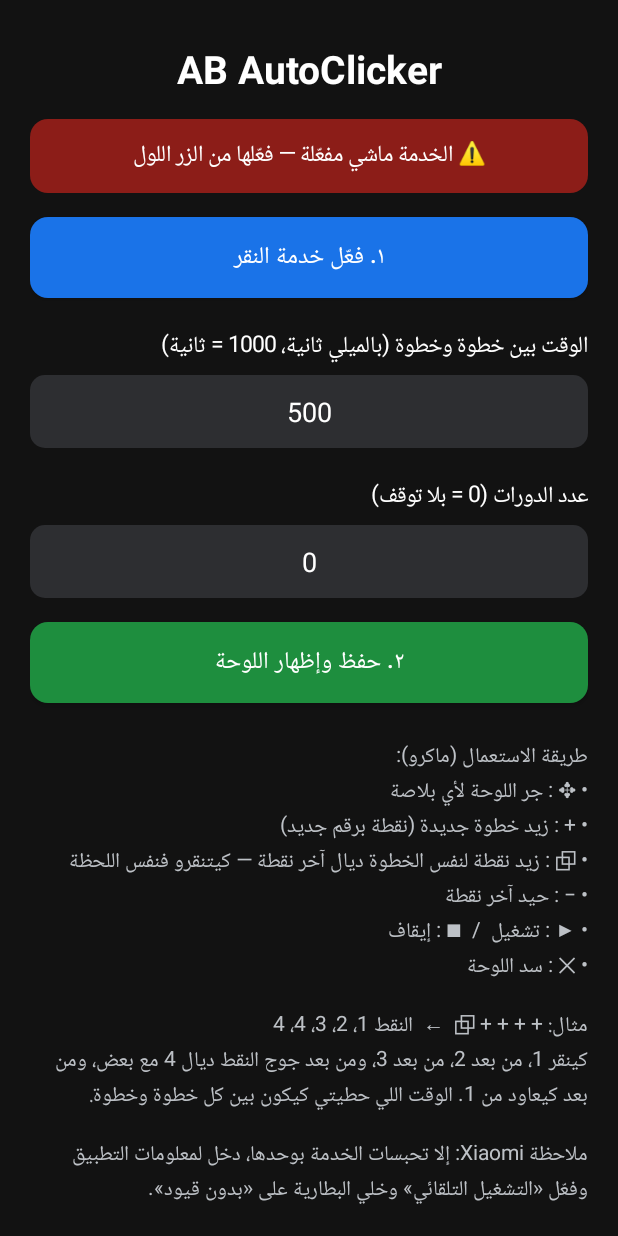
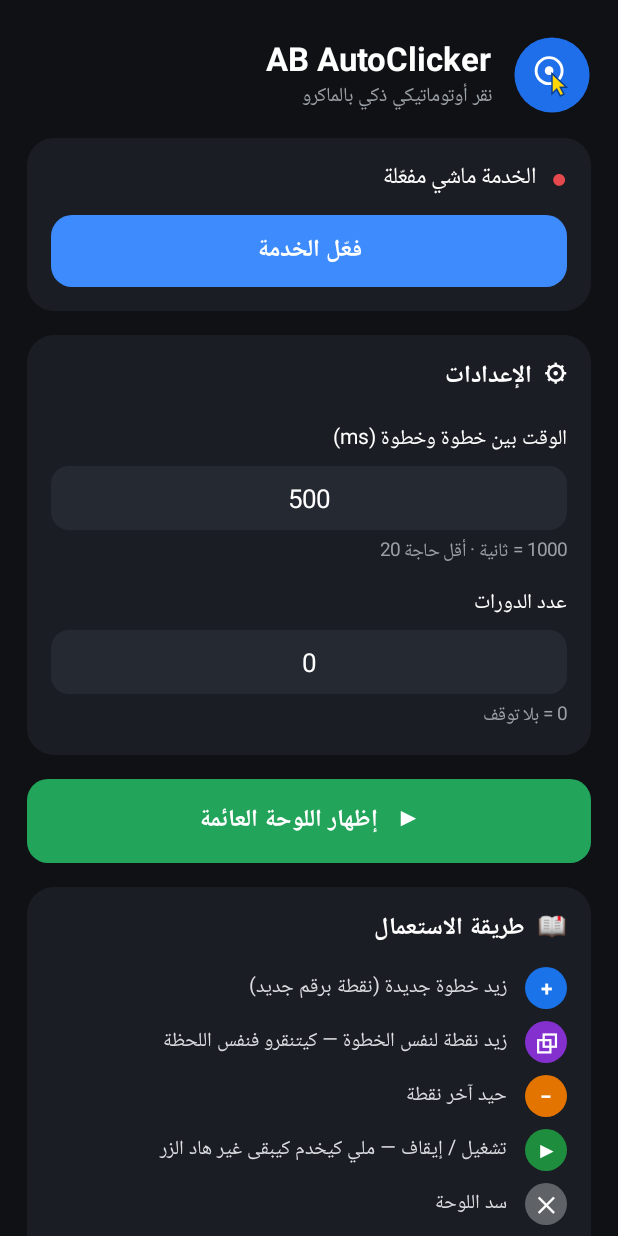
Before and after one commit to elghafouliayoub07-ux/AB-AutoClicker, an Android app: the screen it shows after launch (MainActivity), on a phone screen of 412 x 824 dp. Run offline under Robolectric (Android 15) with nearby library versions, the phone set to English and light mode, and no system bars.

Commit message:
v1.3: double tap, compact panel that collapses while running, rotation, new icon and UI
Co-Authored-By: Claude Opus 5.5 <noreply@anthropic.com>
Claude-Session: https://claude.ai/code/session_017pbWtYAsUurxdvMeAAHb8M

```diff
--- a/app/build.gradle
+++ b/app/build.gradle
@@ -10,8 +10,8 @@ android {
         applicationId 'ma.ab.autoclicker'
         minSdk 24
         targetSdk 34
-        versionCode 3
-        versionName '1.2'
+        versionCode 4
+        versionName '1.3'
     }
 
     buildTypes {
--- a/app/src/main/AndroidManifest.xml
+++ b/app/src/main/AndroidManifest.xml
@@ -3,13 +3,16 @@
 
     <application
         android:allowBackup="true"
-        android:icon="@android:drawable/sym_def_app_icon"
+        android:icon="@drawable/ic_launcher"
+        android:roundIcon="@drawable/ic_launcher"
         android:label="@string/app_name"
         android:supportsRtl="true"
         android:theme="@android:style/Theme.Material.NoActionBar">
 
         <activity
             android:name=".MainActivity"
+            android:configChanges="orientation|screenSize|screenLayout|smallestScreenSize"
+            android:screenOrientation="fullSensor"
             android:exported="true">
             <intent-filter>
                 <action android:name="android.intent.action.MAIN" />
--- a/app/src/main/java/ma/ab/autoclicker/MainActivity.java
+++ b/app/src/main/java/ma/ab/autoclicker/MainActivity.java
@@ -11,8 +11,9 @@ import android.provider.Settings;
 import android.text.InputType;
 import android.view.Gravity;
 import android.view.View;
-import android.widget.Button;
+import android.view.Window;
 import android.widget.EditText;
+import android.widget.ImageView;
 import android.widget.LinearLayout;
 import android.widget.ScrollView;
 import android.widget.TextView;
@@ -26,7 +27,17 @@ public class MainActivity extends Activity {
     static final String KEY_CYCLES = "cycles";
     static final long MIN_INTERVAL = 20;
 
-    private TextView status;
+    private static final int BG = 0xFF0F1115;
+    private static final int CARD = 0xFF1A1D23;
+    private static final int FIELD = 0xFF252932;
+    private static final int ACCENT = 0xFF3D8BFD;
+    private static final int GREEN = 0xFF22A55B;
+    private static final int MUTED = 0xFF9AA0A6;
+
+    private TextView statusText;
+    private TextView statusDot;
+    private LinearLayout statusCard;
+    private TextView enableBtn;
     private EditText intervalInput;
     private EditText cyclesInput;
 
@@ -37,60 +48,90 @@ public class MainActivity extends Activity {
     @Override
     protected void onCreate(Bundle savedInstanceState) {
         super.onCreate(savedInstanceState);
+        Window w = getWindow();
+        w.setStatusBarColor(BG);
+        w.setNavigationBarColor(BG);
 
         SharedPreferences prefs = getSharedPreferences(PREFS, MODE_PRIVATE);
 
         LinearLayout root = new LinearLayout(this);
         root.setOrientation(LinearLayout.VERTICAL);
         root.setLayoutDirection(View.LAYOUT_DIRECTION_RTL);
-        root.setPadding(dp(20), dp(28), dp(20), dp(28));
-        root.setBackgroundColor(0xFF121212);
+        root.setPadding(dp(18), dp(24), dp(18), dp(28));
 
-        TextView title = text("AB AutoClicker", 26, Color.WHITE);
+        // ── الرأس ──
+        LinearLayout header = new LinearLayout(this);
+        header.setOrientation(LinearLayout.HORIZONTAL);
+        header.setGravity(Gravity.CENTER_VERTICAL);
+        ImageView icon = new ImageView(this);
+        icon.setImageResource(R.drawable.ic_launcher_round);
+        header.addView(icon, new LinearLayout.LayoutParams(dp(52), dp(52)));
+        LinearLayout titles = new LinearLayout(this);
+        titles.setOrientation(LinearLayout.VERTICAL);
+        titles.setPadding(dp(14), 0, dp(14), 0);
+        TextView title = text("AB AutoClicker", 22, Color.WHITE);
         title.setTypeface(Typeface.DEFAULT_BOLD);
-        title.setGravity(Gravity.CENTER);
-        root.addView(title);
+        titles.addView(title);
+        titles.addView(text("نقر أوتوماتيكي ذكي بالماكرو", 13, MUTED));
+        header.addView(titles);
+        root.addView(header);
 
-        status = text("", 15, Color.WHITE);
-        status.setGravity(Gravity.CENTER);
-        status.setPadding(dp(12), dp(12), dp(12), dp(12));
+        // ── حالة الخدمة ──
+        statusCard = card();
+        LinearLayout statusRow = new LinearLayout(this);
+        statusRow.setOrientation(LinearLayout.HORIZONTAL);
+        statusRow.setGravity(Gravity.CENTER_VERTICAL);
+        statusDot = text("●", 18, GREEN);
+        statusRow.addView(statusDot);
+        statusText = text("", 15, Color.WHITE);
+        statusText.setPadding(dp(10), 0, dp(10), 0);
+        statusRow.addView(statusText, new LinearLayout.LayoutParams(0,
+                LinearLayout.LayoutParams.WRAP_CONTENT, 1f));
+        statusCard.addView(statusRow);
+        enableBtn = button("فعّل الخدمة", ACCENT, v ->
+                startActivity(new Intent(Settings.ACTION_ACCESSIBILITY_SETTINGS)));
+        statusCard.addView(enableBtn);
+        root.addView(statusCard);
+
+        // ── الإعدادات ──
+        LinearLayout settings = card();
+        settings.addView(sectionTitle("⚙  الإعدادات"));
+        settings.addView(label("الوقت بين خطوة وخطوة (ms)"));
+        intervalInput = number(String.valueOf(prefs.getLong(KEY_INTERVAL, 500)));
+        settings.addView(intervalInput);
+        settings.addView(hint("1000 = ثانية · أقل حاجة " + MIN_INTERVAL));
+        settings.addView(label("عدد الدورات"));
+        cyclesInput = number(String.valueOf(prefs.getLong(KEY_CYCLES, 0)));
+        settings.addView(cyclesInput);
+        settings.addView(hint("0 = بلا توقف"));
+        root.addView(settings);
+
+        TextView start = button("▶   إظهار اللوحة العائمة", GREEN, v -> saveAndShow());
         LinearLayout.LayoutParams sp = full();
         sp.topMargin = dp(16);
-        root.addView(status, sp);
+        sp.height = dp(56);
+        root.addView(start, sp);
 
-        root.addView(button("١. فعّل خدمة النقر", 0xFF1A73E8, v ->
-                startActivity(new Intent(Settings.ACTION_ACCESSIBILITY_SETTINGS))));
+        // ── طريقة الاستعمال ──
+        LinearLayout help = card();
+        help.addView(sectionTitle("📖  طريقة الاستعمال"));
+        help.addView(helpRow("+", 0xFF1A73E8, "زيد خطوة جديدة (نقطة برقم جديد)"));
+        help.addView(helpRow("⧉", 0xFF8430CE, "زيد نقطة لنفس الخطوة — كيتنقرو فنفس اللحظة"));
+        help.addView(helpRow("−", 0xFFE37400, "حيد آخر نقطة"));
+        help.addView(helpRow("▶", 0xFF1E8E3E, "تشغيل / إيقاف — ملي كيخدم كيبقى غير هاد الزر"));
+        help.addView(helpRow("✕", 0xFF5F6368, "سد اللوحة"));
+        help.addView(hint("\n• جر اللوحة من أي زر فيها.\n"
+                + "• لمسة قصيرة على نقطة = نقرة مزدوجة ×2 (الإطار كيولي أصفر). عاود لمسها باش ترجع نقرة وحدة.\n"
+                + "• مثال: + + + + ⧉ ← النقط 1، 2، 3، 4، 4: كينقر 1 ثم 2 ثم 3 ثم جوج النقط ديال 4 مع بعض، وكيعاود."));
+        root.addView(help);
 
-        root.addView(label("الوقت بين خطوة وخطوة (بالميلي ثانية، 1000 = ثانية)"));
-        intervalInput = number(String.valueOf(prefs.getLong(KEY_INTERVAL, 500)));
-        root.addView(intervalInput, full());
-
-        root.addView(label("عدد الدورات (0 = بلا توقف)"));
-        cyclesInput = number(String.valueOf(prefs.getLong(KEY_CYCLES, 0)));
-        root.addView(cyclesInput, full());
-
-        root.addView(button("٢. حفظ وإظهار اللوحة", 0xFF1E8E3E, v -> saveAndShow()));
-
-        TextView help = text(
-                "طريقة الاستعمال (ماكرو):\n"
-                        + "• ✥ : جر اللوحة لأي بلاصة\n"
-                        + "• + : زيد خطوة جديدة (نقطة برقم جديد)\n"
-                        + "• ⧉ : زيد نقطة لنفس الخطوة ديال آخر نقطة — كيتنقرو فنفس اللحظة\n"
-                        + "• − : حيد آخر نقطة\n"
-                        + "• ▶ : تشغيل  /  ■ : إيقاف\n"
-                        + "• ✕ : سد اللوحة\n\n"
-                        + "مثال: + + + + ⧉  ←  النقط 1، 2، 3، 4، 4\n"
-                        + "كينقر 1، من بعد 2، من بعد 3، ومن بعد جوج النقط ديال 4 مع بعض، "
-                        + "ومن بعد كيعاود من 1. الوقت اللي حطيتي كيكون بين كل خطوة وخطوة.\n\n"
-                        + "ملاحظة Xiaomi: إلا تحبسات الخدمة بوحدها، دخل لمعلومات التطبيق وفعّل "
-                        + "«التشغيل التلقائي» وخلي البطارية على «بدون قيود».",
-                14, 0xFFBDC1C6);
-        LinearLayout.LayoutParams hp = full();
-        hp.topMargin = dp(24);
-        root.addView(help, hp);
+        TextView miui = hint("ملاحظة Xiaomi: إلا تحبسات الخدمة بوحدها، دخل لمعلومات التطبيق وفعّل "
+                + "«التشغيل التلقائي» وخلي البطارية على «بدون قيود».");
+        miui.setPadding(dp(6), dp(16), dp(6), 0);
+        root.addView(miui);
 
         ScrollView scroll = new ScrollView(this);
-        scroll.setBackgroundColor(0xFF121212);
+        scroll.setBackgroundColor(BG);
         scroll.addView(root);
         setContentView(scroll);
     }
@@ -99,11 +140,9 @@ public class MainActivity extends Activity {
     protected void onResume() {
         super.onResume();
         boolean on = ClickService.instance != null;
-        status.setText(on ? "✅ الخدمة مفعّلة" : "⚠️ الخدمة ماشي مفعّلة — فعّلها من الزر اللول");
-        GradientDrawable bg = new GradientDrawable();
-        bg.setCornerRadius(dp(12));
-        bg.setColor(on ? 0xFF0D652D : 0xFF8C1D18);
-        status.setBackground(bg);
+        statusText.setText(on ? "الخدمة مفعّلة وواجدة" : "الخدمة ماشي مفعّلة");
+        statusDot.setTextColor(on ? GREEN : 0xFFE5484D);
+        enableBtn.setVisibility(on ? View.GONE : View.VISIBLE);
     }
 
     private void saveAndShow() {
@@ -121,7 +160,7 @@ public class MainActivity extends Activity {
 
         ClickService s = ClickService.instance;
         if (s == null) {
-            Toast.makeText(this, "فعّل خدمة النقر أولاً", Toast.LENGTH_LONG).show();
+            Toast.makeText(this, "فعّل الخدمة أولاً", Toast.LENGTH_LONG).show();
             startActivity(new Intent(Settings.ACTION_ACCESSIBILITY_SETTINGS));
             return;
         }
@@ -141,6 +180,24 @@ public class MainActivity extends Activity {
                 LinearLayout.LayoutParams.MATCH_PARENT, LinearLayout.LayoutParams.WRAP_CONTENT);
     }
 
+    private GradientDrawable rounded(int color, float radiusDp) {
+        GradientDrawable bg = new GradientDrawable();
+        bg.setCornerRadius(dp(radiusDp));
+        bg.setColor(color);
+        return bg;
+    }
+
+    private LinearLayout card() {
+        LinearLayout c = new LinearLayout(this);
+        c.setOrientation(LinearLayout.VERTICAL);
+        c.setPadding(dp(16), dp(14), dp(16), dp(16));
+        c.setBackground(rounded(CARD, 18));
+        LinearLayout.LayoutParams p = full();
+        p.topMargin = dp(16);
+        c.setLayoutParams(p);
+        return c;
+    }
+
     private TextView text(String s, float size, int color) {
         TextView t = new TextView(this);
         t.setText(s);
@@ -149,10 +206,44 @@ public class MainActivity extends Activity {
         return t;
     }
 
+    private TextView sectionTitle(String s) {
+        TextView t = text(s, 16, Color.WHITE);
+        t.setTypeface(Typeface.DEFAULT_BOLD);
+        t.setPadding(0, 0, 0, dp(4));
+        return t;
+    }
+
     private TextView label(String s) {
-        TextView t = text(s, 15, Color.WHITE);
-        t.setPadding(0, dp(20), 0, dp(6));
+        TextView t = text(s, 14, Color.WHITE);
+        t.setPadding(0, dp(12), 0, dp(6));
         return t;
+    }
+
+    private TextView hint(String s) {
+        TextView t = text(s, 12.5f, MUTED);
+        t.setPadding(0, dp(4), 0, 0);
+        t.setLineSpacing(dp(2), 1f);
+        return t;
+    }
+
+    private LinearLayout helpRow(String sym, int color, String desc) {
+        LinearLayout row = new LinearLayout(this);
+        row.setOrientation(LinearLayout.HORIZONTAL);
+        row.setGravity(Gravity.CENTER_VERTICAL);
+        row.setPadding(0, dp(8), 0, 0);
+        TextView b = text(sym, 14, Color.WHITE);
+        b.setGravity(Gravity.CENTER);
+        b.setTypeface(Typeface.DEFAULT_BOLD);
+        GradientDrawable oval = new GradientDrawable();
+        oval.setShape(GradientDrawable.OVAL);
+        oval.setColor(color);
+        b.setBackground(oval);
+        row.addView(b, new LinearLayout.LayoutParams(dp(28), dp(28)));
+        TextView d = text(desc, 13.5f, 0xFFDADCE0);
+        d.setPadding(dp(12), 0, dp(12), 0);
+        row.addView(d, new LinearLayout.LayoutParams(0,
+                LinearLayout.LayoutParams.WRAP_CONTENT, 1f));
+        return row;
     }
 
     private EditText number(String value) {
@@ -160,30 +251,24 @@ public class MainActivity extends Activity {
         e.setInputType(InputType.TYPE_CLASS_NUMBER);
         e.setText(value);
         e.setTextColor(Color.WHITE);
-        e.setTextSize(18);
+        e.setTextSize(17);
         e.setGravity(Gravity.CENTER);
-        GradientDrawable bg = new GradientDrawable();
-        bg.setCornerRadius(dp(10));
-        bg.setColor(0xFF2D2E31);
-        e.setBackground(bg);
-        e.setPadding(dp(12), dp(12), dp(12), dp(12));
+        e.setBackground(rounded(FIELD, 12));
+        e.setPadding(dp(12), dp(10), dp(12), dp(10));
+        e.setLayoutParams(full());
         return e;
     }
 
-    private Button button(String s, int color, View.OnClickListener l) {
-        Button b = new Button(this);
-        b.setText(s);
-        b.setTextColor(Color.WHITE);
-        b.setTextSize(16);
-        b.setAllCaps(false);
-        GradientDrawable bg = new GradientDrawable();
-        bg.setCornerRadius(dp(12));
-        bg.setColor(color);
-        b.setBackground(bg);
+    private TextView button(String s, int color, View.OnClickListener l) {
+        TextView b = text(s, 16, Color.WHITE);
+        b.setTypeface(Typeface.DEFAULT_BOLD);
+        b.setGravity(Gravity.CENTER);
+        b.setBackground(rounded(color, 14));
         b.setOnClickListener(l);
+        b.setClickable(true);
         LinearLayout.LayoutParams p = full();
-        p.topMargin = dp(16);
-        p.height = dp(54);
+        p.topMargin = dp(12);
+        p.height = dp(48);
         b.setLayoutParams(p);
         return b;
     }
--- /dev/null
+++ b/app/src/main/res/drawable-anydpi-v26/ic_launcher.xml
@@ -0,0 +1,5 @@
+<?xml version="1.0" encoding="utf-8"?>
+<adaptive-icon xmlns:android="http://schemas.android.com/apk/res/android">
+    <background android:drawable="@color/ic_bg" />
+    <foreground android:drawable="@drawable/ic_launcher_fg" />
+</adaptive-icon>
--- /dev/null
+++ b/app/src/main/res/drawable/ic_launcher.xml
@@ -0,0 +1,4 @@
+<?xml version="1.0" encoding="utf-8"?>
+<layer-list xmlns:android="http://schemas.android.com/apk/res/android">
+    <item android:drawable="@drawable/ic_launcher_round" />
+</layer-list>
--- /dev/null
+++ b/app/src/main/res/drawable/ic_launcher_round.xml
@@ -0,0 +1,13 @@
+<?xml version="1.0" encoding="utf-8"?>
+<vector xmlns:android="http://schemas.android.com/apk/res/android"
+    android:width="108dp" android:height="108dp"
+    android:viewportWidth="108" android:viewportHeight="108">
+    <path android:fillColor="#1F6FEB"
+        android:pathData="M54,2a52,52 0,1 1,0 104a52,52 0,1 1,0 -104z" />
+    <path android:fillColor="#00000000" android:strokeColor="#FFFFFF" android:strokeWidth="4"
+        android:pathData="M50,30a18,18 0,1 1,0 36a18,18 0,1 1,0 -36z" />
+    <path android:fillColor="#FFFFFF"
+        android:pathData="M50,42a6,6 0,1 1,0 12a6,6 0,1 1,0 -12z" />
+    <path android:fillColor="#FFD600" android:strokeColor="#0B3D91" android:strokeWidth="2"
+        android:pathData="M54,52 L54,80 L60.5,73.5 L65.5,83 L70.5,80.5 L65.5,71 L74,71 Z" />
+</vector>
--- /dev/null
+++ b/app/src/main/res/values/colors.xml
@@ -0,0 +1,4 @@
+<?xml version="1.0" encoding="utf-8"?>
+<resources>
+    <color name="ic_bg">#1F6FEB</color>
+</resources>
```
Also changed, not shown: app/src/main/java/ma/ab/autoclicker/ClickService.java (+186 -74 lines), app/src/main/res/drawable/ic_launcher_fg.xml (added, +13 -0 lines).
